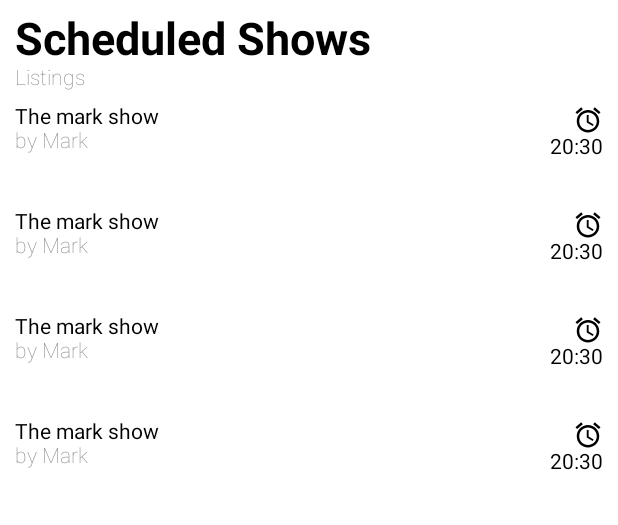
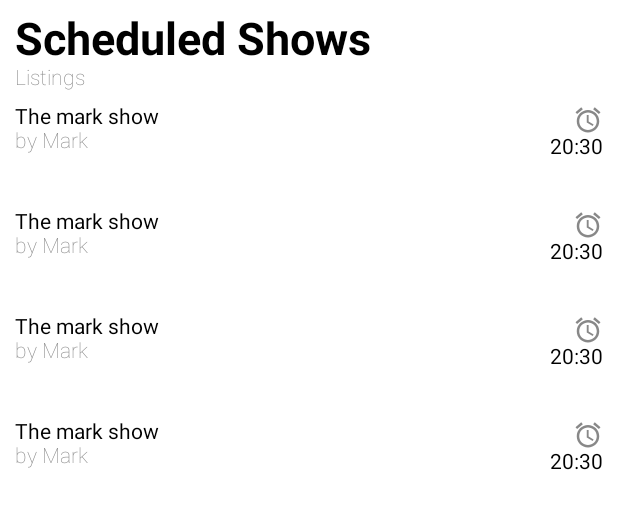
Before and after one commit to MwaiBanda/WPRK-MultiPlatform, an Android app built with Jetpack Compose: the @Preview function Preview, on a phone screen of 412 x 824 dp. Shown: the part 687-1212 px from the top of the screen. Run offline under Robolectric (Android 15) with nearby library versions, the phone set to English and light mode, and no system bars.

Commit message:
- Added Live Page Update --commit {count::2}

```diff
--- a/app/src/main/java/com/muse/wprk_concept/composables/Live.kt
+++ b/app/src/main/java/com/muse/wprk_concept/composables/Live.kt
@@ -109,7 +109,7 @@ fun Live(paddingValues: PaddingValues,) {
 
                 }
             }
-            Spacer(modifier = Modifier.height(20.dp))
+            Spacer(modifier = Modifier.height(30.dp))
         }
     }
 }
@@ -138,9 +138,9 @@ fun ScheduleUnit(title: String, author: String, time: String) {
             ) {
                     IconButton(
                         onClick = { /*TODO*/ },
-                        modifier = Modifier.size(20.dp)
+                        modifier = Modifier.size(20.dp),
                     ) {
-                        Icon(Icons.Default.Alarm, contentDescription = "Access alarm")
+                        Icon(Icons.Default.Alarm, contentDescription = "Access alarm",tint = Color.Gray)
                     }
 
 
```
